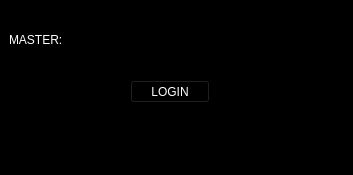
Old version of the form ui/login.ui in the repository mansimar-s/passwordMgr.
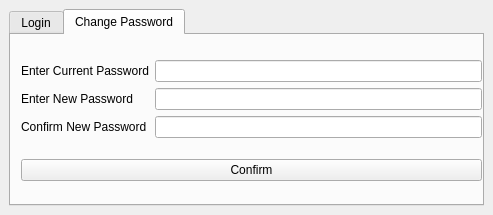
New version of the form. The open tabs and pages were chosen to show the change.

Commit message: Added password change functionality

The edit to the form file:
```diff
--- a/ui/login.ui
+++ b/ui/login.ui
@@ -6,40 +6,36 @@
    <rect>
     <x>0</x>
     <y>0</y>
-    <width>353</width>
-    <height>175</height>
+    <width>493</width>
+    <height>215</height>
    </rect>
   </property>
   <property name="windowTitle">
    <string>MainWindow</string>
   </property>
   <property name="styleSheet">
-   <string notr="true">background: rgb(0, 0, 0)</string>
+   <string notr="true"/>
   </property>
   <widget class="QWidget" name="centralwidget">
-   <widget class="QLabel" name="label_Master">
-    <property name="geometry">
-     <rect>
-      <x>9</x>
-      <y>29</y>
-      <width>89</width>
-      <height>22</height>
-     </rect>
-    </property>
-    <property name="styleSheet">
-     <string notr="true">color: rgb(255, 255, 255);
-font: 16pt &quot;FreeMono&quot;;</string>
-    </property>
-    <property name="text">
-     <string>MASTER:</string>
-    </property>
-   </widget>
+   <layout class="QHBoxLayout" name="horizontalLayout">
+    <item>
+     <widget class="QTabWidget" name="tabWidget">
+      <property name="tabShape">
+       <enum>QTabWidget::Rounded</enum>
+      </property>
+      <property name="currentIndex">
+       <number>0</number>
+      </property>
+      <widget class="QWidget" name="tab">
+       <attribute name="title">
+        <string>Login</string>
+       </attribute>
    <widget class="QLineEdit" name="LE_MasterPass">
     <property name="geometry">
      <rect>
-      <x>104</x>
-      <y>29</y>
-      <width>221</width>
+          <x>140</x>
+          <y>20</y>
+          <width>321</width>
       <height>23</height>
      </rect>
     </property>
@@ -49,35 +45,143 @@
     <property name="echoMode">
      <enum>QLineEdit::Password</enum>
     </property>
+        <property name="clearButtonEnabled">
+         <bool>true</bool>
+        </property>
    </widget>
    <widget class="QPushButton" name="PB_login">
     <property name="geometry">
      <rect>
-      <x>130</x>
-      <y>80</y>
+          <x>190</x>
+          <y>70</y>
       <width>80</width>
       <height>23</height>
      </rect>
     </property>
     <property name="styleSheet">
-     <string notr="true">color: rgb(255, 255, 255)</string>
+         <string notr="true"/>
     </property>
     <property name="text">
      <string>LOGIN</string>
     </property>
    </widget>
-  </widget>
-  <widget class="QMenuBar" name="menubar">
+       <widget class="QLabel" name="label">
+        <property name="geometry">
+         <rect>
+          <x>20</x>
+          <y>20</y>
+          <width>87</width>
+          <height>19</height>
+         </rect>
+        </property>
+        <property name="font">
+         <font>
+          <pointsize>12</pointsize>
+         </font>
+        </property>
+        <property name="text">
+         <string>Password: </string>
+        </property>
+       </widget>
+      </widget>
+      <widget class="QWidget" name="tab_2">
+       <attribute name="title">
+        <string>Change Password</string>
+       </attribute>
+       <widget class="QWidget" name="layoutWidget">
    <property name="geometry">
     <rect>
-     <x>0</x>
-     <y>0</y>
-     <width>353</width>
-     <height>20</height>
-    </rect>
-   </property>
-  </widget>
-  <widget class="QStatusBar" name="statusbar"/>
+          <x>10</x>
+          <y>10</y>
+          <width>461</width>
+          <height>151</height>
+         </rect>
+        </property>
+        <layout class="QVBoxLayout" name="verticalLayout">
+         <item>
+          <layout class="QGridLayout" name="gridLayout">
+           <item row="0" column="0">
+            <widget class="QLabel" name="label_2">
+             <property name="sizePolicy">
+              <sizepolicy hsizetype="Preferred" vsizetype="Preferred">
+               <horstretch>0</horstretch>
+               <verstretch>0</verstretch>
+              </sizepolicy>
+             </property>
+             <property name="text">
+              <string>Enter Current Password</string>
+             </property>
+            </widget>
+           </item>
+           <item row="0" column="1">
+            <widget class="QLineEdit" name="LE_currentPass">
+             <property name="sizePolicy">
+              <sizepolicy hsizetype="Expanding" vsizetype="Fixed">
+               <horstretch>0</horstretch>
+               <verstretch>0</verstretch>
+              </sizepolicy>
+             </property>
+             <property name="echoMode">
+              <enum>QLineEdit::Password</enum>
+             </property>
+            </widget>
+           </item>
+           <item row="1" column="0">
+            <widget class="QLabel" name="label_3">
+             <property name="text">
+              <string>Enter New Password</string>
+             </property>
+            </widget>
+           </item>
+           <item row="1" column="1">
+            <widget class="QLineEdit" name="LE_newPass">
+             <property name="sizePolicy">
+              <sizepolicy hsizetype="Expanding" vsizetype="Fixed">
+               <horstretch>0</horstretch>
+               <verstretch>0</verstretch>
+              </sizepolicy>
+             </property>
+             <property name="echoMode">
+              <enum>QLineEdit::Password</enum>
+             </property>
+            </widget>
+           </item>
+           <item row="2" column="0">
+            <widget class="QLabel" name="label_4">
+             <property name="text">
+              <string>Confirm New Password</string>
+             </property>
+            </widget>
+           </item>
+           <item row="2" column="1">
+            <widget class="QLineEdit" name="LE_newPassVerification">
+             <property name="sizePolicy">
+              <sizepolicy hsizetype="Expanding" vsizetype="Fixed">
+               <horstretch>0</horstretch>
+               <verstretch>0</verstretch>
+              </sizepolicy>
+             </property>
+             <property name="echoMode">
+              <enum>QLineEdit::Password</enum>
+             </property>
+            </widget>
+           </item>
+          </layout>
+         </item>
+         <item>
+          <widget class="QPushButton" name="PB_changePass">
+           <property name="text">
+            <string>Confirm</string>
+           </property>
+          </widget>
+         </item>
+        </layout>
+       </widget>
+      </widget>
+     </widget>
+    </item>
+   </layout>
+  </widget>
  </widget>
  <resources/>
  <connections/>
```
Left out of the diff: 3 changed lines with no effect on the pictures. Lines whose indentation alone changed are shown as unchanged. The commit also changes 7 other files.
